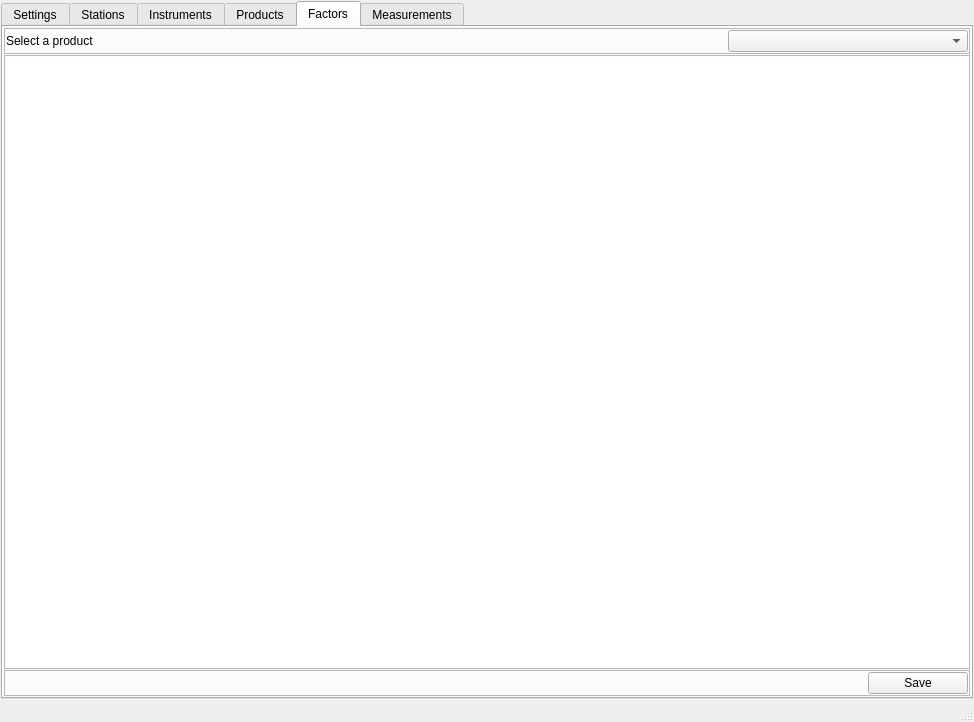
DSA-NO/uvman, file uvman.ui: the form before one commit.
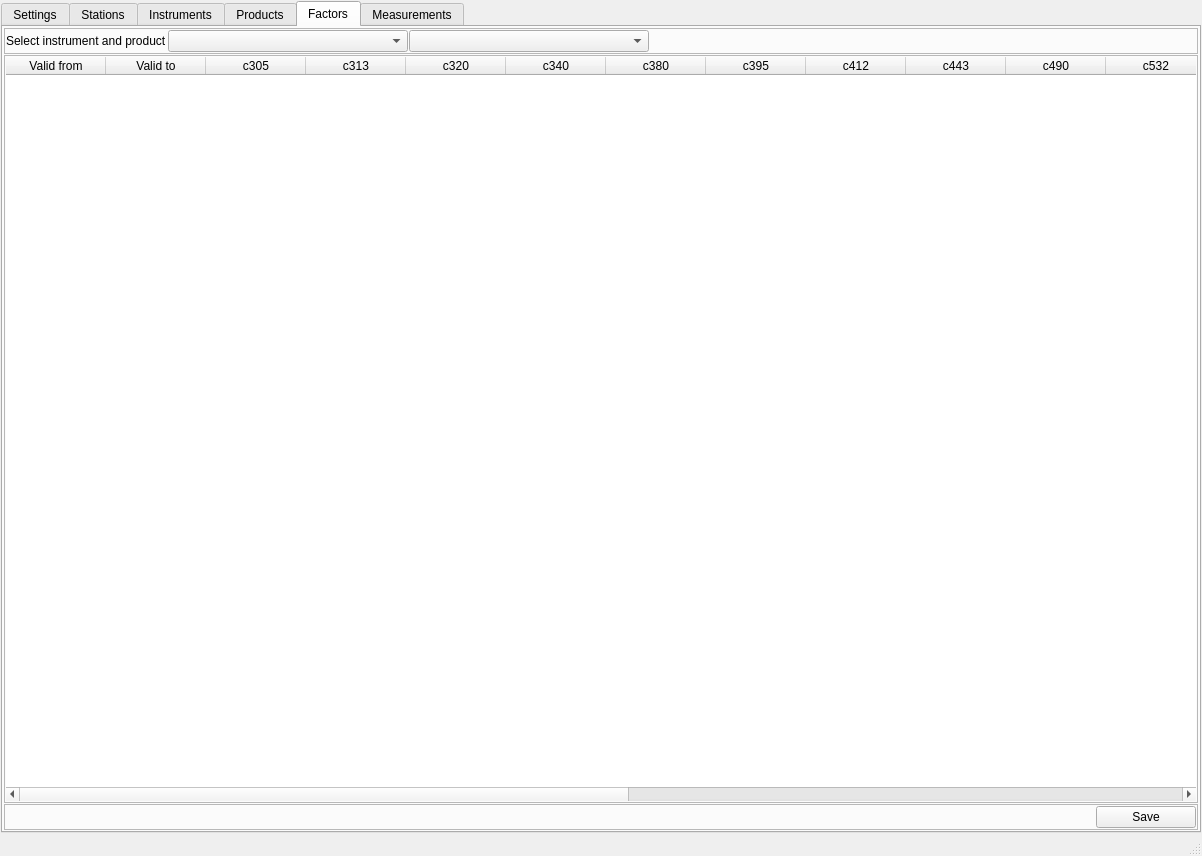
The form after the commit. The open tabs and pages were chosen to show the change.

Diff of the .ui file:
```diff
--- a/uvman.ui
+++ b/uvman.ui
@@ -6,8 +6,8 @@
    <rect>
     <x>0</x>
     <y>0</y>
-    <width>974</width>
-    <height>722</height>
+    <width>1202</width>
+    <height>856</height>
    </rect>
   </property>
   <property name="windowTitle">
@@ -606,22 +606,19 @@
            <item>
             <widget class="QLabel" name="lblFactorsProduct">
              <property name="text">
-              <string>Select a product</string>
+              <string>Select instrument and product</string>
              </property>
             </widget>
            </item>
            <item>
-            <spacer name="hSpacerFactors1">
-             <property name="orientation">
-              <enum>Qt::Horizontal</enum>
-             </property>
-             <property name="sizeHint" stdset="0">
+            <widget class="QComboBox" name="cboxFactorsInstruments">
+             <property name="minimumSize">
               <size>
-               <width>601</width>
-               <height>20</height>
+               <width>240</width>
+               <height>0</height>
               </size>
              </property>
-            </spacer>
+            </widget>
            </item>
            <item>
             <widget class="QComboBox" name="cboxFactorsProducts">
@@ -639,6 +636,19 @@
              </property>
             </widget>
            </item>
+           <item>
+            <spacer name="hSpacerFactors1">
+             <property name="orientation">
+              <enum>Qt::Horizontal</enum>
+             </property>
+             <property name="sizeHint" stdset="0">
+              <size>
+               <width>601</width>
+               <height>20</height>
+              </size>
+             </property>
+            </spacer>
+           </item>
           </layout>
          </widget>
         </item>
@@ -692,6 +702,111 @@
              <attribute name="verticalHeaderVisible">
               <bool>false</bool>
              </attribute>
+             <column>
+              <property name="text">
+               <string>Valid from</string>
+              </property>
+             </column>
+             <column>
+              <property name="text">
+               <string>Valid to</string>
+              </property>
+             </column>
+             <column>
+              <property name="text">
+               <string>c305</string>
+              </property>
+             </column>
+             <column>
+              <property name="text">
+               <string>c313</string>
+              </property>
+             </column>
+             <column>
+              <property name="text">
+               <string>c320</string>
+              </property>
+             </column>
+             <column>
+              <property name="text">
+               <string>c340</string>
+              </property>
+             </column>
+             <column>
+              <property name="text">
+               <string>c380</string>
+              </property>
+             </column>
+             <column>
+              <property name="text">
+               <string>c395</string>
+              </property>
+             </column>
+             <column>
+              <property name="text">
+               <string>c412</string>
+              </property>
+             </column>
+             <column>
+              <property name="text">
+               <string>c443</string>
+              </property>
+             </column>
+             <column>
+              <property name="text">
+               <string>c490</string>
+              </property>
+             </column>
+             <column>
+              <property name="text">
+               <string>c532</string>
+              </property>
+             </column>
+             <column>
+              <property name="text">
+               <string>c555</string>
+              </property>
+             </column>
+             <column>
+              <property name="text">
+               <string>c665</string>
+              </property>
+             </column>
+             <column>
+              <property name="text">
+               <string>c780</string>
+              </property>
+             </column>
+             <column>
+              <property name="text">
+               <string>c875</string>
+              </property>
+             </column>
+             <column>
+              <property name="text">
+               <string>c940</string>
+              </property>
+             </column>
+             <column>
+              <property name="text">
+               <string>c1020</string>
+              </property>
+             </column>
+             <column>
+              <property name="text">
+               <string>c1245</string>
+              </property>
+             </column>
+             <column>
+              <property name="text">
+               <string>c1640</string>
+              </property>
+             </column>
+             <column>
+              <property name="text">
+               <string>par</string>
+              </property>
+             </column>
             </widget>
            </item>
           </layout>
```
Left out of the diff: 4 changed lines with no effect on the pictures.
